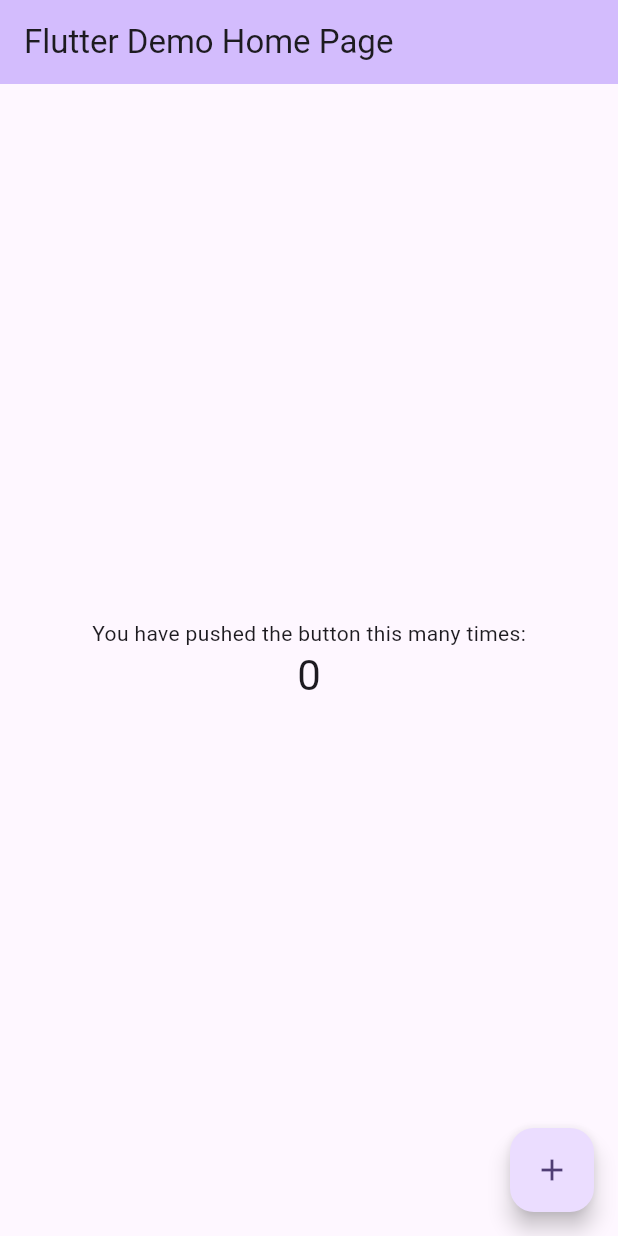
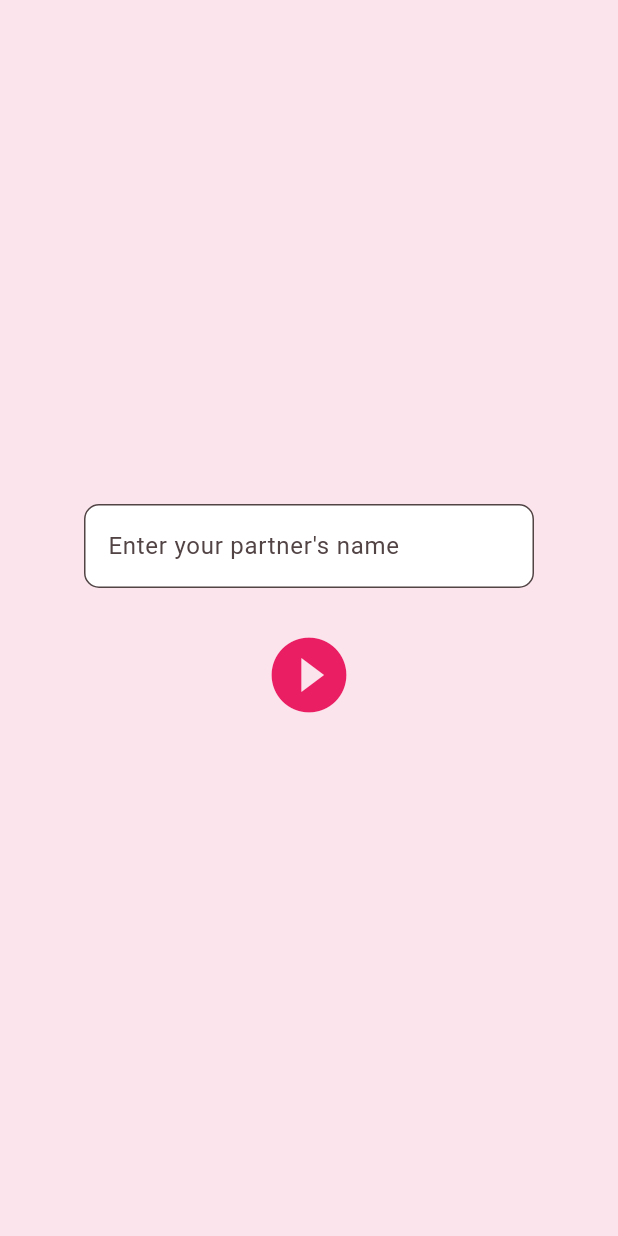
Before and after one commit to tan8325/cw04, a Flutter app: the screen it shows after launch, on a phone screen of 412 x 824 dp. Run offline on Flutter 3.47's test engine with Material 3 defaults, Android fonts, the light colour scheme and no system bars.

Commit message:
Added theme, input, and animation

```diff
--- a/lib/main.dart
+++ b/lib/main.dart
@@ -1,3 +1,4 @@
+import 'dart:async';
 import 'package:flutter/material.dart';
 
 void main() {
@@ -7,119 +8,178 @@
 class MyApp extends StatelessWidget {
   const MyApp({super.key});
 
-  // This widget is the root of your application.
   @override
   Widget build(BuildContext context) {
     return MaterialApp(
-      title: 'Flutter Demo',
+      debugShowCheckedModeBanner: false,
+      title: 'Heartbeat Animation',
       theme: ThemeData(
-        // This is the theme of your application.
-        //
-        // TRY THIS: Try running your application with "flutter run". You'll see
-        // the application has a purple toolbar. Then, without quitting the app,
-        // try changing the seedColor in the colorScheme below to Colors.green
-        // and then invoke "hot reload" (save your changes or press the "hot
-        // reload" button in a Flutter-supported IDE, or press "r" if you used
-        // the command line to start the app).
-        //
-        // Notice that the counter didn't reset back to zero; the application
-        // state is not lost during the reload. To reset the state, use hot
-        // restart instead.
-        //
-        // This works for code too, not just values: Most code changes can be
-        // tested with just a hot reload.
-        colorScheme: ColorScheme.fromSeed(seedColor: Colors.deepPurple),
+        colorScheme: ColorScheme.fromSeed(seedColor: Colors.pink),
         useMaterial3: true,
       ),
-      home: const MyHomePage(title: 'Flutter Demo Home Page'),
+      home: const HeartBeatScreen(),
     );
   }
 }
 
-class MyHomePage extends StatefulWidget {
-  const MyHomePage({super.key, required this.title});
-
-  // This widget is the home page of your application. It is stateful, meaning
-  // that it has a State object (defined below) that contains fields that affect
-  // how it looks.
-
-  // This class is the configuration for the state. It holds the values (in this
-  // case the title) provided by the parent (in this case the App widget) and
-  // used by the build method of the State. Fields in a Widget subclass are
-  // always marked "final".
-
-  final String title;
+class HeartBeatScreen extends StatefulWidget {
+  const HeartBeatScreen({super.key});
 
   @override
-  State<MyHomePage> createState() => _MyHomePageState();
+  _HeartBeatScreenState createState() => _HeartBeatScreenState();
 }
 
-class _MyHomePageState extends State<MyHomePage> {
-  int _counter = 0;
+class _HeartBeatScreenState extends State<HeartBeatScreen>
+    with SingleTickerProviderStateMixin {
+  bool _isExpanded = false;
+  int _seconds = 30;
+  Timer? _timer;
+  bool _animationStarted = false;
+  String _partnerName = "";
+  final TextEditingController _nameController = TextEditingController();
 
-  void _incrementCounter() {
+  final List<String> _messages = [
+    "Love is in the air!", "Happy Valentine's Day!", "You make my heart race!",
+    "Forever and always ❤️", "You are my heartbeat!"
+  ];
+  int _currentMessageIndex = 0;
+
+  void _startAnimation() {
+    if (_partnerName.isEmpty) return;
+
     setState(() {
-      // This call to setState tells the Flutter framework that something has
-      // changed in this State, which causes it to rerun the build method below
-      // so that the display can reflect the updated values. If we changed
-      // _counter without calling setState(), then the build method would not be
-      // called again, and so nothing would appear to happen.
-      _counter++;
+      _animationStarted = true;
+      _seconds = 30;
+    });
+
+    _startHeartbeat();
+    _startTimer();
+  }
+
+  void _startHeartbeat() {
+    Timer.periodic(const Duration(milliseconds: 800), (timer) {
+      if (!mounted) {
+        timer.cancel();
+      } else {
+        setState(() {
+          _isExpanded = !_isExpanded;
+        });
+      }
+    });
+  }
+
+  void _startTimer() {
+    _timer = Timer.periodic(const Duration(seconds: 1), (timer) {
+      if (!mounted || _seconds <= 0) {
+        timer.cancel();
+      } else {
+        setState(() {
+          _seconds--;
+          _currentMessageIndex = (_currentMessageIndex + 1) % _messages.length;
+        });
+      }
     });
   }
 
   @override
+  void dispose() {
+    _timer?.cancel();
+    _nameController.dispose();
+    super.dispose();
+  }
+
+  @override
   Widget build(BuildContext context) {
-    // This method is rerun every time setState is called, for instance as done
-    // by the _incrementCounter method above.
-    //
-    // The Flutter framework has been optimized to make rerunning build methods
-    // fast, so that you can just rebuild anything that needs updating rather
-    // than having to individually change instances of widgets.
     return Scaffold(
-      appBar: AppBar(
-        // TRY THIS: Try changing the color here to a specific color (to
-        // Colors.amber, perhaps?) and trigger a hot reload to see the AppBar
-        // change color while the other colors stay the same.
-        backgroundColor: Theme.of(context).colorScheme.inversePrimary,
-        // Here we take the value from the MyHomePage object that was created by
-        // the App.build method, and use it to set our appbar title.
-        title: Text(widget.title),
+      backgroundColor: Colors.pink[50],
+      body: Stack(
+        children: [
+          Center(
+            child: Column(
+              mainAxisAlignment: MainAxisAlignment.center,
+              children: [
+                if (_animationStarted) ...[
+                  AnimatedContainer(
+                    duration: const Duration(milliseconds: 800),
+                    width: _isExpanded ? 200 : 170,
+                    height: _isExpanded ? 200 : 170,
+                    child: Image.asset("assets/images/heart.png"),
+                  ),
+                  const SizedBox(height: 20),
+                  Text(
+                    "Time left: $_seconds s",
+                    style: const TextStyle(
+                      fontSize: 20, fontWeight: FontWeight.bold, color: Colors.pink,
+                    ),
+                  ),
+                  const SizedBox(height: 30),
+                  Text(
+                    "${_messages[_currentMessageIndex]} ${_partnerName.isNotEmpty ? _partnerName : ''}",
+                    style: const TextStyle(
+                      fontSize: 24,
+                      fontWeight: FontWeight.bold,
+                      color: Colors.red,
+                    ),
+                  ),
+                ],
+                if (!_animationStarted) _buildStartBox(),
+              ],
+            ),
+          ),
+          _buildFloatingHearts(),
+        ],
       ),
-      body: Center(
-        // Center is a layout widget. It takes a single child and positions it
-        // in the middle of the parent.
-        child: Column(
-          // Column is also a layout widget. It takes a list of children and
-          // arranges them vertically. By default, it sizes itself to fit its
-          // children horizontally, and tries to be as tall as its parent.
-          //
-          // Column has various properties to control how it sizes itself and
-          // how it positions its children. Here we use mainAxisAlignment to
-          // center the children vertically; the main axis here is the vertical
-          // axis because Columns are vertical (the cross axis would be
-          // horizontal).
-          //
-          // TRY THIS: Invoke "debug painting" (choose the "Toggle Debug Paint"
-          // action in the IDE, or press "p" in the console), to see the
-          // wireframe for each widget.
-          mainAxisAlignment: MainAxisAlignment.center,
-          children: <Widget>[
-            const Text(
-              'You have pushed the button this many times:',
+    );
+  }
+
+  Widget _buildStartBox() {
+    return Center(
+      child: Column(
+        mainAxisSize: MainAxisSize.min,
+        children: [
+          SizedBox(
+            width: 300,
+            child: TextField(
+              controller: _nameController,
+              decoration: InputDecoration(
+                hintText: "Enter your partner's name",
+                filled: true,
+                fillColor: Colors.white,
+                border: OutlineInputBorder(
+                  borderRadius: BorderRadius.circular(10),
+                ),
+              ),
+              onChanged: (value) {
+                setState(() {
+                  _partnerName = value;
+                });
+              },
             ),
-            Text(
-              '$_counter',
-              style: Theme.of(context).textTheme.headlineMedium,
-            ),
-          ],
-        ),
+          ),
+          const SizedBox(height: 20),
+          IconButton(
+            icon: const Icon(Icons.play_circle_fill, size: 60, color: Colors.pink),
+            onPressed: _startAnimation,
+          ),
+        ],
       ),
-      floatingActionButton: FloatingActionButton(
-        onPressed: _incrementCounter,
-        tooltip: 'Increment',
-        child: const Icon(Icons.add),
-      ), // This trailing comma makes auto-formatting nicer for build methods.
+    );
+  }
+
+  Widget _buildFloatingHearts() {
+    return Stack(
+      children: List.generate(10, (index) {
+        return AnimatedPositioned(
+          duration: Duration(seconds: 5 + index),
+          left: (index * 40).toDouble(),
+          bottom: _isExpanded ? 0 : -100,
+          child: Icon(
+            Icons.favorite,
+            color: Colors.pink.withOpacity(0.6),
+            size: 30 + (index % 3 * 10),
+          ),
+        );
+      }),
     );
   }
 }
--- a/pubspec.yaml
+++ b/pubspec.yaml
@@ -58,9 +58,8 @@ flutter:
   uses-material-design: true
 
   # To add assets to your application, add an assets section, like this:
-  # assets:
-  #   - images/a_dot_burr.jpeg
-  #   - images/a_dot_ham.jpeg
+  assets:
+  - assets/images/
 
   # An image asset can refer to one or more resolution-specific "variants", see
   # https://flutter.dev/to/resolution-aware-images
```
Also changed, not shown: asset/images/heart.jpg (added), assets/images/heart.png (added).
